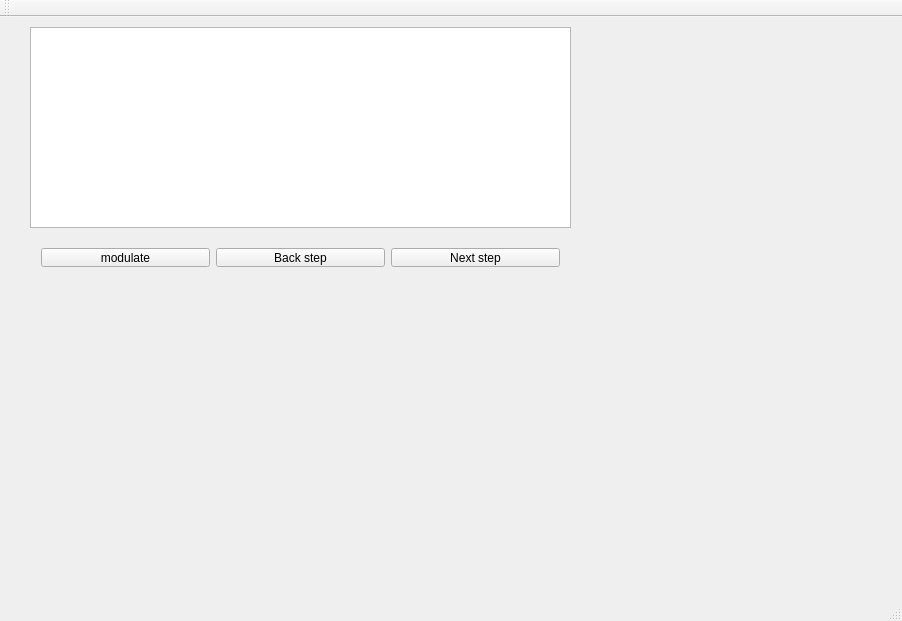
Above: mainwindow.ui from TheRzzan/SmoCursWork before the change. Below: the same form after it.
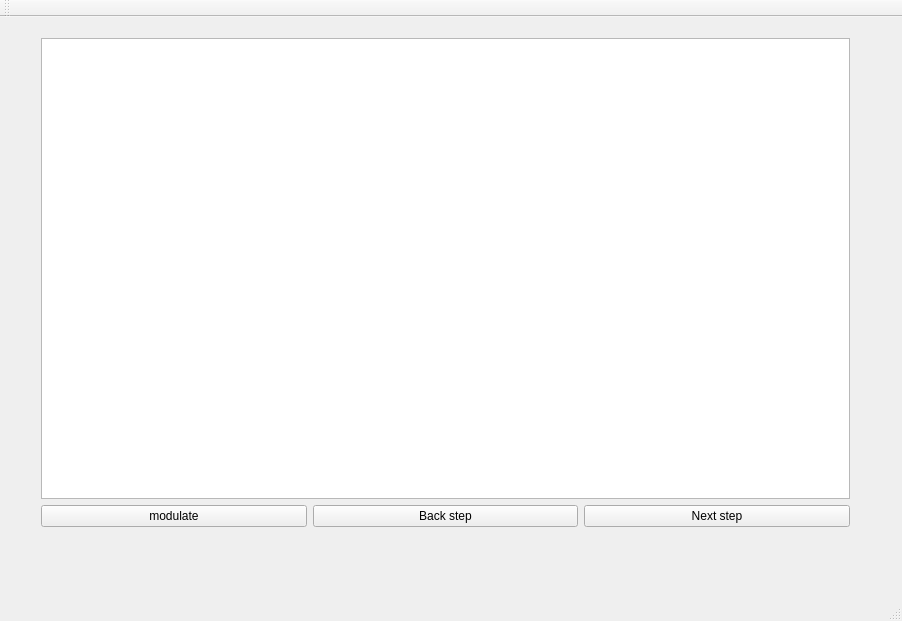
That is the form after the change.

```diff
--- a/mainwindow.ui
+++ b/mainwindow.ui
@@ -14,25 +14,20 @@
    <string>MainWindow</string>
   </property>
   <widget class="QWidget" name="centralWidget">
-   <widget class="QTextBrowser" name="textBrowser">
+   <widget class="QWidget" name="">
     <property name="geometry">
      <rect>
       <x>30</x>
       <y>10</y>
-      <width>541</width>
-      <height>201</height>
+      <width>831</width>
+      <height>511</height>
      </rect>
     </property>
-   </widget>
-   <widget class="QWidget" name="horizontalLayoutWidget">
-    <property name="geometry">
-     <rect>
-      <x>30</x>
-      <y>220</y>
-      <width>541</width>
-      <height>41</height>
-     </rect>
-    </property>
+    <layout class="QVBoxLayout" name="verticalLayout">
+     <item>
+      <widget class="QTextBrowser" name="textBrowser"/>
+     </item>
+     <item>
     <layout class="QHBoxLayout" name="horizontalLayout">
      <item>
       <widget class="QPushButton" name="buttonModulate">
@@ -54,6 +49,8 @@
         <string>Next step</string>
        </property>
       </widget>
+       </item>
+      </layout>
      </item>
     </layout>
    </widget>
```
Lines whose indentation alone changed are shown as unchanged.
